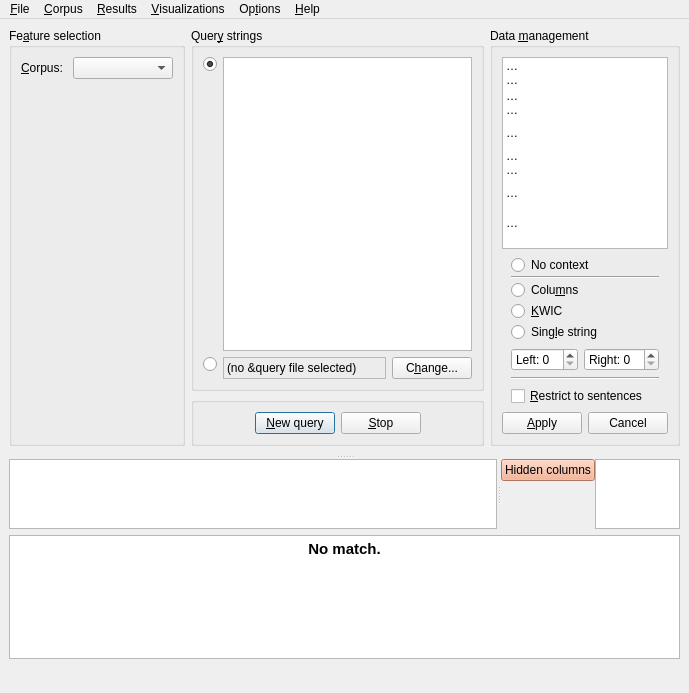
Old version of the form coquery/gui/ui/coquery.ui in the repository gkunter/coquery.
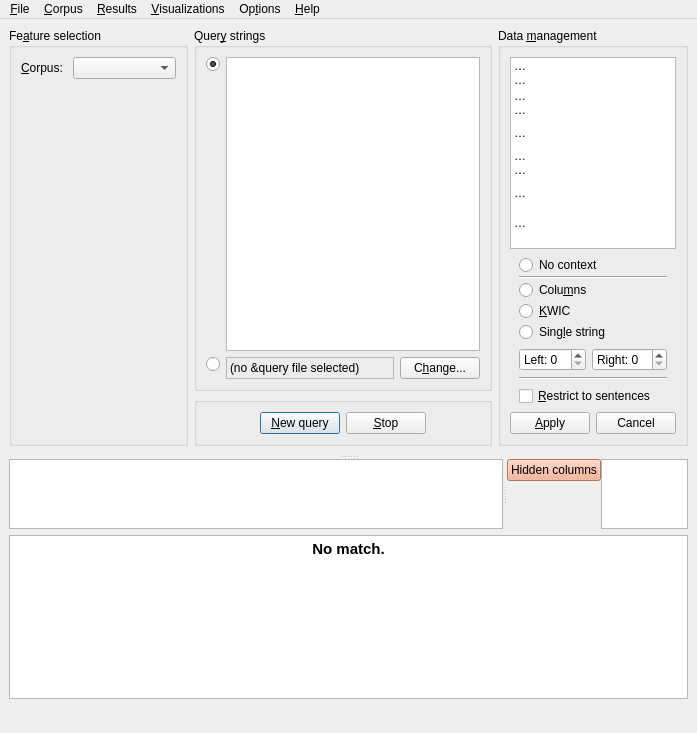
New version of the form. The open tabs and pages were chosen to show the change. Icons and pictures are not drawn. Custom widgets are drawn as their Qt base class.

The edit to the form file:
```diff
--- a/coquery/gui/ui/coquery.ui
+++ b/coquery/gui/ui/coquery.ui
@@ -6,8 +6,8 @@
    <rect>
     <x>0</x>
     <y>0</y>
-    <width>689</width>
-    <height>693</height>
+    <width>697</width>
+    <height>733</height>
    </rect>
   </property>
   <property name="windowTitle">
@@ -275,7 +275,7 @@
           <property name="title">
            <string>Data &amp;management</string>
           </property>
-          <layout class="QVBoxLayout" name="verticalLayout" stretch="0,0,0,0,0">
+          <layout class="QVBoxLayout" name="verticalLayout" stretch="0,1,0">
            <item>
             <widget class="QTableWidget" name="list_toolbox">
              <property name="sizePolicy">
@@ -418,19 +418,6 @@
              </item>
             </widget>
            </item>
-           <item>
-            <spacer name="verticalSpacer_4">
-             <property name="orientation">
-              <enum>Qt::Vertical</enum>
-             </property>
-             <property name="sizeHint" stdset="0">
-              <size>
-               <width>20</width>
-               <height>0</height>
-              </size>
-             </property>
-            </spacer>
-           </item>
            <item>
             <widget class="QStackedWidget" name="tool_widget">
              <property name="sizePolicy">
@@ -462,11 +449,24 @@
                 <number>0</number>
                </property>
                <item>
-                <layout class="QGridLayout" name="gridLayout_5" rowstretch="0,0,0,0" columnstretch="2,1,1,2">
+                <layout class="QGridLayout" name="gridLayout_5" rowstretch="0,0,0,0,0,0,0" columnstretch="2,1,1,2">
                  <property name="margin">
                   <number>0</number>
                  </property>
                  <item row="1" column="1">
+                  <spacer name="verticalSpacer">
+                   <property name="orientation">
+                    <enum>Qt::Vertical</enum>
+                   </property>
+                   <property name="sizeHint" stdset="0">
+                    <size>
+                     <width>20</width>
+                     <height>0</height>
+                    </size>
+                   </property>
+                  </spacer>
+                 </item>
+                 <item row="3" column="1">
                   <widget class="QSpinBox" name="context_left_span">
                    <property name="sizePolicy">
                     <sizepolicy hsizetype="Preferred" vsizetype="Fixed">
@@ -485,14 +485,21 @@
                    </property>
                   </widget>
                  </item>
-                 <item row="3" column="1" colspan="2">
+                 <item row="4" column="1" colspan="2">
+                  <widget class="Line" name="line_2">
+                   <property name="orientation">
+                    <enum>Qt::Horizontal</enum>
+                   </property>
+                  </widget>
+                 </item>
+                 <item row="5" column="1" colspan="2">
                   <widget class="QCheckBox" name="check_restrict">
                    <property name="text">
                     <string>&amp;Restrict to sentences</string>
                    </property>
                   </widget>
                  </item>
-                 <item row="1" column="2">
+                 <item row="3" column="2">
                   <widget class="QSpinBox" name="context_right_span">
                    <property name="sizePolicy">
                     <sizepolicy hsizetype="Preferred" vsizetype="Fixed">
@@ -514,7 +521,46 @@
                    </property>
                   </widget>
                  </item>
-                 <item row="0" column="1" colspan="2">
+                 <item row="6" column="1">
+                  <spacer name="verticalSpacer_4">
+                   <property name="orientation">
+                    <enum>Qt::Vertical</enum>
+                   </property>
+                   <property name="sizeHint" stdset="0">
+                    <size>
+                     <width>20</width>
+                     <height>0</height>
+                    </size>
+                   </property>
+                  </spacer>
+                 </item>
+                 <item row="3" column="3">
+                  <spacer name="horizontalSpacer_4">
+                   <property name="orientation">
+                    <enum>Qt::Horizontal</enum>
+                   </property>
+                   <property name="sizeHint" stdset="0">
+                    <size>
+                     <width>0</width>
+                     <height>20</height>
+                    </size>
+                   </property>
+                  </spacer>
+                 </item>
+                 <item row="2" column="0">
+                  <spacer name="horizontalSpacer_3">
+                   <property name="orientation">
+                    <enum>Qt::Horizontal</enum>
+                   </property>
+                   <property name="sizeHint" stdset="0">
+                    <size>
+                     <width>0</width>
+                     <height>20</height>
+                    </size>
+                   </property>
+                  </spacer>
+                 </item>
+                 <item row="2" column="1" colspan="2">
                   <widget class="QWidget" name="widget_context" native="true">
                    <property name="sizePolicy">
                     <sizepolicy hsizetype="Preferred" vsizetype="Minimum">
@@ -576,39 +622,6 @@
                    </layout>
                   </widget>
                  </item>
-                 <item row="2" column="1" colspan="2">
-                  <widget class="Line" name="line_2">
-                   <property name="orientation">
-                    <enum>Qt::Horizontal</enum>
-                   </property>
-                  </widget>
-                 </item>
-                 <item row="0" column="0">
-                  <spacer name="horizontalSpacer_3">
-                   <property name="orientation">
-                    <enum>Qt::Horizontal</enum>
-                   </property>
-                   <property name="sizeHint" stdset="0">
-                    <size>
-                     <width>0</width>
-                     <height>20</height>
-                    </size>
-                   </property>
-                  </spacer>
-                 </item>
-                 <item row="1" column="3">
-                  <spacer name="horizontalSpacer_4">
-                   <property name="orientation">
-                    <enum>Qt::Horizontal</enum>
-                   </property>
-                   <property name="sizeHint" stdset="0">
-                    <size>
-                     <width>0</width>
-                     <height>20</height>
-                    </size>
-                   </property>
-                  </spacer>
-                 </item>
                 </layout>
                </item>
               </layout>
@@ -881,19 +894,6 @@
              </widget>
             </widget>
            </item>
-           <item>
-            <spacer name="verticalSpacer">
-             <property name="orientation">
-              <enum>Qt::Vertical</enum>
-             </property>
-             <property name="sizeHint" stdset="0">
-              <size>
-               <width>20</width>
-               <height>0</height>
-              </size>
-             </property>
-            </spacer>
-           </item>
            <item>
             <widget class="QWidget" name="button_box_reaggregate" native="true">
              <layout class="QHBoxLayout" name="horizontalLayout_5">
@@ -1071,8 +1071,8 @@
            <string>&lt;!DOCTYPE HTML PUBLIC &quot;-//W3C//DTD HTML 4.0//EN&quot; &quot;http://www.w3.org/TR/REC-html40/strict.dtd&quot;&gt;
 &lt;html&gt;&lt;head&gt;&lt;meta name=&quot;qrichtext&quot; content=&quot;1&quot; /&gt;&lt;style type=&quot;text/css&quot;&gt;
 p, li { white-space: pre-wrap; }
-&lt;/style&gt;&lt;/head&gt;&lt;body style=&quot; font-family:'Oxygen-Sans'; font-size:11pt; font-weight:400; font-style:normal;&quot;&gt;
-&lt;p align=&quot;center&quot; style=&quot; margin-top:0px; margin-bottom:0px; margin-left:0px; margin-right:0px; -qt-block-indent:0; text-indent:0px;&quot;&gt;&lt;span style=&quot; font-family:'Droid Sans'; font-weight:600;&quot;&gt;No match.&lt;/span&gt;&lt;/p&gt;&lt;/body&gt;&lt;/html&gt;</string>
+&lt;/style&gt;&lt;/head&gt;&lt;body style=&quot; font-family:'Oxygen-Sans'; font-size:10pt; font-weight:400; font-style:normal;&quot;&gt;
+&lt;p align=&quot;center&quot; style=&quot; margin-top:0px; margin-bottom:0px; margin-left:0px; margin-right:0px; -qt-block-indent:0; text-indent:0px;&quot;&gt;&lt;span style=&quot; font-family:'Droid Sans'; font-size:11pt; font-weight:600;&quot;&gt;No match.&lt;/span&gt;&lt;/p&gt;&lt;/body&gt;&lt;/html&gt;</string>
           </property>
           <property name="textInteractionFlags">
            <set>Qt::NoTextInteraction</set>
@@ -1093,8 +1093,8 @@
     <rect>
      <x>0</x>
      <y>0</y>
-     <width>689</width>
-     <height>26</height>
+     <width>697</width>
+     <height>27</height>
     </rect>
    </property>
    <widget class="QMenu" name="menuFile">
```
Left out of the diff: 2 changed lines with no effect on the pictures.
